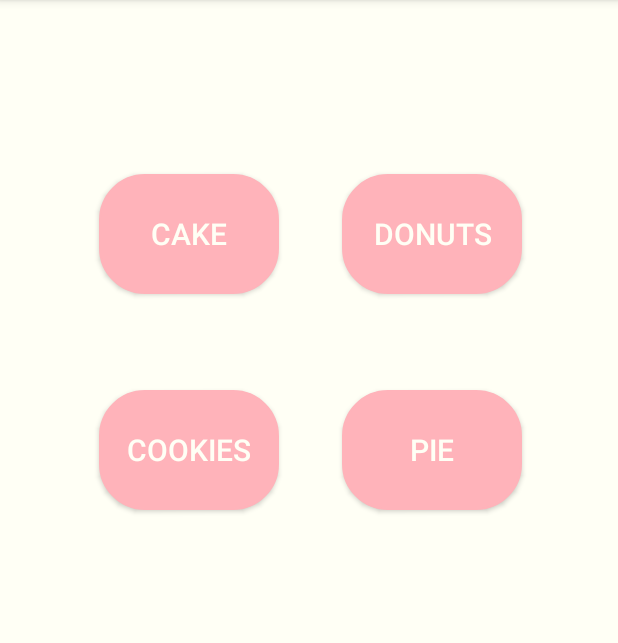
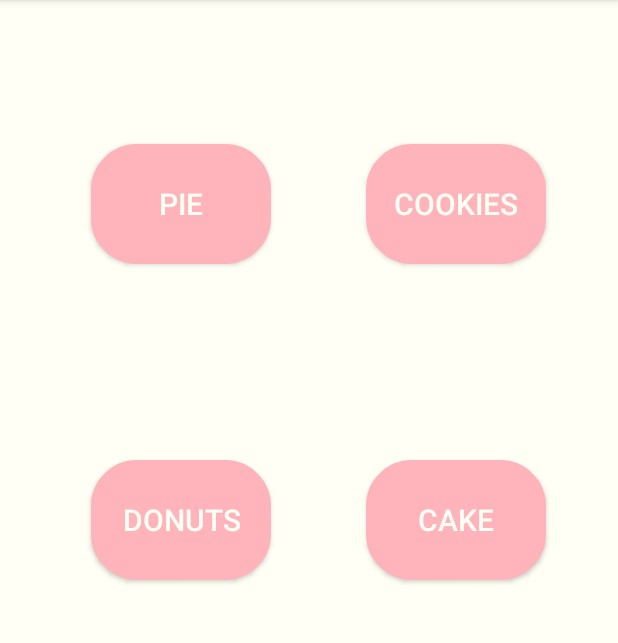
Before and after one commit to Abazzi/AndroidProject, an Android app: the screen it shows after launch (MainActivity), on a phone screen of 412 x 824 dp, the part 84-727 px from its top. Run offline under Robolectric (Android 15) with nearby library versions, the phone set to English and light mode, and no system bars.

Commit message:
Changed the main fragment to constraint layout and adjusted the buttons to conform to the changes

```diff
--- a/app/src/main/res/layout/fragment_main.xml
+++ b/app/src/main/res/layout/fragment_main.xml
@@ -1,4 +1,5 @@
-<RelativeLayout xmlns:android="http://schemas.android.com/apk/res/android"
+<android.support.constraint.ConstraintLayout xmlns:android="http://schemas.android.com/apk/res/android"
+    xmlns:app="http://schemas.android.com/apk/res-auto"
     xmlns:tools="http://schemas.android.com/tools"
     android:layout_width="match_parent"
     android:layout_gravity="center"
@@ -17,12 +18,17 @@
         android:layout_height="80dp"
         android:layout_alignParentStart="true"
         android:layout_alignParentTop="true"
-        android:layout_marginStart="66dp"
-        android:layout_marginTop="116dp"
+        android:layout_marginBottom="8dp"
+        android:layout_marginEnd="48dp"
+        android:layout_marginTop="8dp"
         android:background="@drawable/button"
         android:text="@string/cake"
         android:textColor="@color/white"
-        android:textSize="20sp" />
+        android:textSize="20sp"
+        app:layout_constraintBottom_toBottomOf="parent"
+        app:layout_constraintEnd_toEndOf="parent"
+        app:layout_constraintTop_toBottomOf="@+id/cookies"
+        app:layout_constraintVertical_bias="0.247" />
 
     <Button
         android:id="@+id/donuts"
@@ -30,11 +36,20 @@
         android:layout_height="80dp"
         android:layout_alignParentEnd="true"
         android:layout_alignTop="@+id/cake"
-        android:layout_marginEnd="64dp"
+        android:layout_marginBottom="8dp"
+        android:layout_marginEnd="8dp"
+        android:layout_marginStart="8dp"
+        android:layout_marginTop="8dp"
         android:background="@drawable/button"
         android:text="@string/donuts"
         android:textColor="@color/white"
-        android:textSize="20sp" />
+        android:textSize="20sp"
+        app:layout_constraintBottom_toBottomOf="parent"
+        app:layout_constraintEnd_toStartOf="@+id/cake"
+        app:layout_constraintHorizontal_bias="0.487"
+        app:layout_constraintStart_toStartOf="parent"
+        app:layout_constraintTop_toBottomOf="@+id/pie"
+        app:layout_constraintVertical_bias="0.247" />
 
     <Button
         android:id="@+id/cookies"
@@ -42,11 +57,14 @@
         android:layout_height="80dp"
         android:layout_alignStart="@+id/cake"
         android:layout_below="@+id/cake"
-        android:layout_marginTop="64dp"
+        android:layout_marginEnd="48dp"
+        android:layout_marginTop="96dp"
         android:background="@drawable/button"
         android:text="@string/cookies"
         android:textColor="@color/white"
-        android:textSize="20sp" />
+        android:textSize="20sp"
+        app:layout_constraintEnd_toEndOf="parent"
+        app:layout_constraintTop_toTopOf="parent" />
 
     <Button
         android:id="@+id/pie"
@@ -54,8 +72,15 @@
         android:layout_height="80dp"
         android:layout_alignBottom="@+id/cookies"
         android:layout_alignStart="@+id/donuts"
+        android:layout_marginEnd="8dp"
+        android:layout_marginStart="8dp"
+        android:layout_marginTop="96dp"
         android:background="@drawable/button"
         android:text="@string/pie"
         android:textColor="@color/white"
-        android:textSize="20sp" />
-</RelativeLayout>
+        android:textSize="20sp"
+        app:layout_constraintEnd_toStartOf="@+id/cookies"
+        app:layout_constraintHorizontal_bias="0.487"
+        app:layout_constraintStart_toStartOf="parent"
+        app:layout_constraintTop_toTopOf="parent" />
+</android.support.constraint.ConstraintLayout>
```
